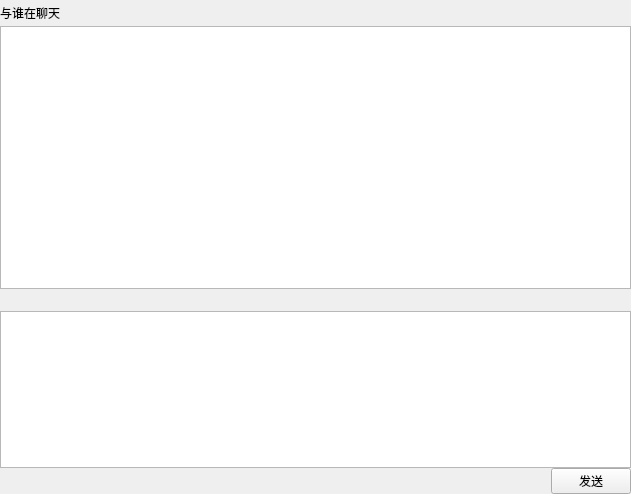
Before: the Qt Designer form IM/IMClientApp/ChatPanel/ChatPanel.ui in zrq-github/GraduationProject, drawn with Qt 5.
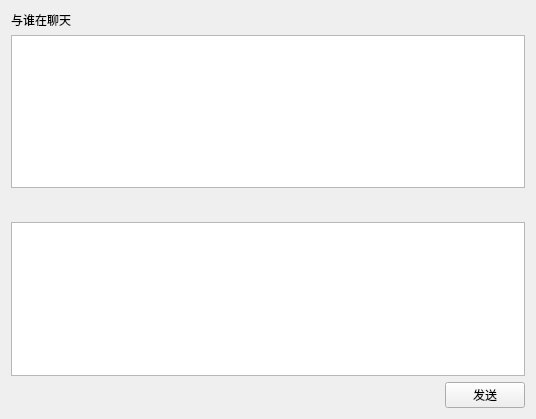
After: the same form once the commit is applied. Icons and pictures are not drawn.

What changed in the file:
```diff
--- a/IM/IMClientApp/ChatPanel/ChatPanel.ui
+++ b/IM/IMClientApp/ChatPanel/ChatPanel.ui
@@ -6,14 +6,14 @@
    <rect>
     <x>0</x>
     <y>0</y>
-    <width>631</width>
-    <height>494</height>
+    <width>536</width>
+    <height>419</height>
    </rect>
   </property>
   <property name="windowTitle">
    <string>ChatPanel</string>
   </property>
-  <layout class="QVBoxLayout" name="verticalLayout_2" stretch="1,10,1,6,1">
+  <layout class="QHBoxLayout" name="horizontalLayout_3">
    <property name="spacing">
     <number>0</number>
    </property>
@@ -30,6 +30,25 @@
     <number>0</number>
    </property>
    <item>
+    <widget class="QSplitter" name="splitter">
+     <property name="lineWidth">
+      <number>1</number>
+     </property>
+     <property name="orientation">
+      <enum>Qt::Horizontal</enum>
+     </property>
+     <property name="opaqueResize">
+      <bool>true</bool>
+     </property>
+     <property name="handleWidth">
+      <number>2</number>
+     </property>
+     <property name="childrenCollapsible">
+      <bool>true</bool>
+     </property>
+     <widget class="QWidget" name="layoutWidget">
+      <layout class="QVBoxLayout" name="verticalLayout">
+       <item>
     <widget class="QLabel" name="labName">
      <property name="text">
       <string>与谁在聊天</string>
@@ -99,6 +118,10 @@
       </widget>
      </item>
     </layout>
+       </item>
+      </layout>
+     </widget>
+    </widget>
    </item>
   </layout>
  </widget>
```
Lines whose indentation alone changed are shown as unchanged.
